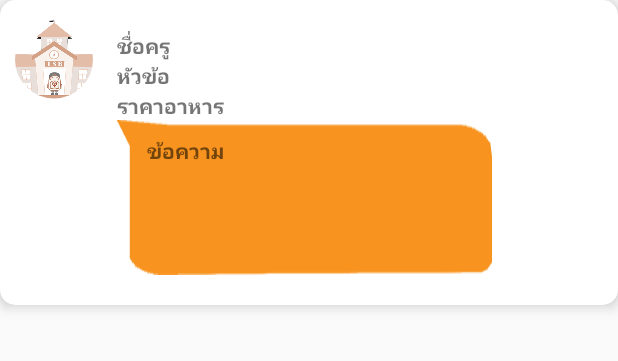
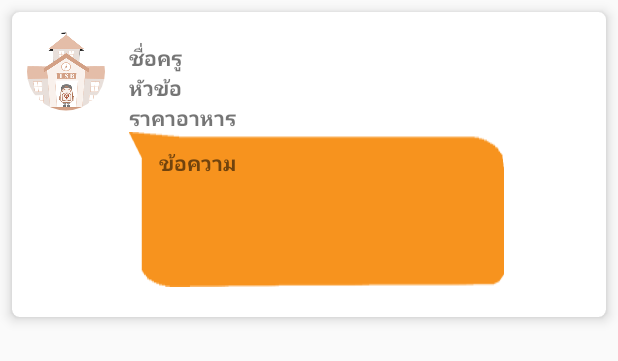
Before and after one commit to pattamakorn/StudentAttendent, an Android app: the layout item_news.xml on its own in the app's theme, with its tools: preview values and no code run, on a phone screen of 412 x 824 dp. Shown: the top 361 px of the screen. Run offline under Robolectric (Android 15) with nearby library versions, the phone set to English and light mode, and no system bars; network calls fail.

Commit message:
16/09/2019 11:20

```diff
--- a/app/src/main/java/com/example/studentattendent/Home.java
+++ b/app/src/main/java/com/example/studentattendent/Home.java
@@ -140,7 +140,7 @@ public class Home extends Fragment {
                     String timenowPost = posts.getString("Tpost");
                     listnews.add(new news(
                             TFname+" "+TLname,
-                            posts.getString("topic"),
+                            "หัวข้อเรื่อง : "+posts.getString("topic"),
                             Txtpost,
                             timenowPost,
                             posts.getString("img"))
--- a/app/src/main/res/layout/item_news.xml
+++ b/app/src/main/res/layout/item_news.xml
@@ -4,7 +4,8 @@
     xmlns:app="http://schemas.android.com/apk/res-auto"
     android:layout_width="match_parent"
     android:layout_height="wrap_content"
-    app:cardCornerRadius="10dp"
+    android:layout_margin="8dp"
+    app:cardCornerRadius="5dp"
     app:cardElevation="5dp">
 
 <LinearLayout
```
